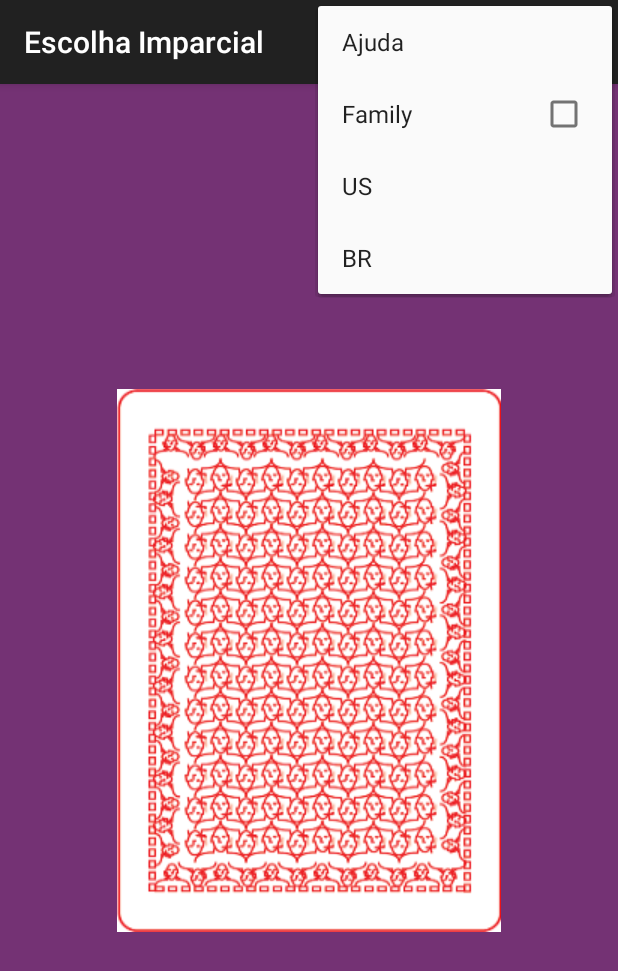
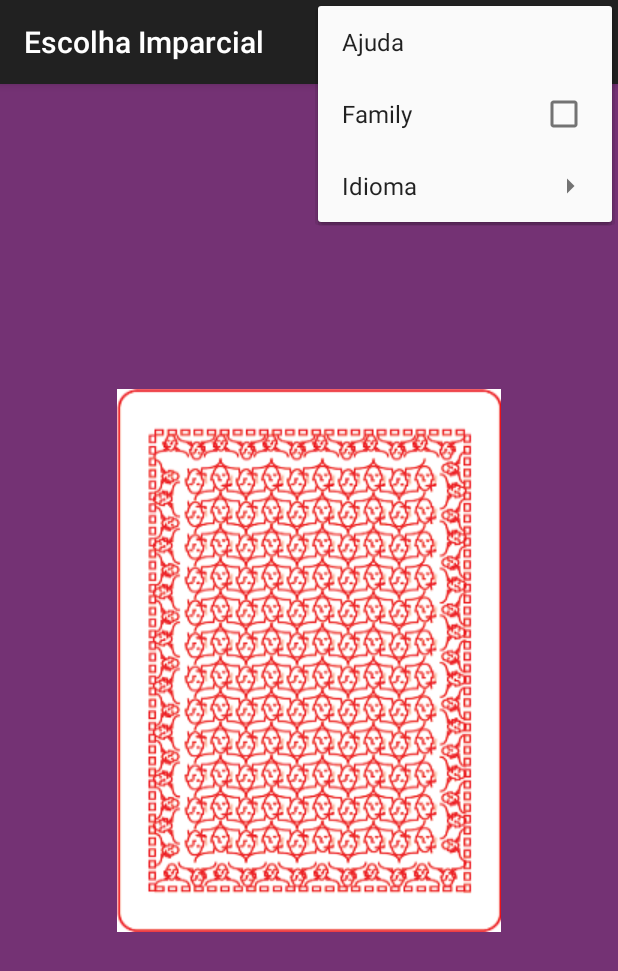
Before and after one commit to meijibr/EscolhaImparcial, an Android app: the screen it shows after launch (MainActivity), with the options menu open, on a phone screen of 412 x 824 dp. Shown: the top 971 px of the screen. Run offline under Robolectric (Android 15) with nearby library versions, the phone set to English and light mode, and no system bars; our stand-ins replace AdMob; libraries missing offline, so code that uses them is left out: com.wajahatkarim3.easyflipview; plain views replace EasyFlipView; 1 statement that could not run was skipped.

Commit message:
frances, ingles e duas string array

```diff
--- a/app/src/main/java/fnj/com/br/escolhaimparcial/MainActivity.java
+++ b/app/src/main/java/fnj/com/br/escolhaimparcial/MainActivity.java
@@ -11,6 +11,8 @@ import android.view.View;
 import android.widget.Button;
 import android.widget.ImageButton;
 import android.widget.TextView;
+import android.widget.Toast;
+
 import com.google.android.gms.ads.AdRequest;
 import com.google.android.gms.ads.AdView;
 import com.wajahatkarim3.easyflipview.EasyFlipView;
@@ -92,7 +94,8 @@ public class MainActivity extends AppCompatActivity {
                 } else {
                     rerollButtonImg.setBackground(getResources().getDrawable(R.drawable.verso_azul, this.getTheme()));
                 }
-
+            case R.id.help:
+                Toast.makeText(getApplicationContext(), getResources().getText(R.string.help),Toast.LENGTH_LONG).show();
 
                 break;
             default:
--- a/app/src/main/res/menu/main_menu.xml
+++ b/app/src/main/res/menu/main_menu.xml
@@ -14,15 +14,32 @@
         android:enabled="true"
         android:title="Family"
         android:visible="true" />
-    <group
-        android:enabled="true"
-        android:menuCategory="secondary"
-        android:visible="true">
-        <item
-            android:id="@+id/us"
-            android:title="US" />
-        <item
-            android:id="@+id/ptbr"
-            android:title="BR" />
-    </group>
+    <item android:title="@string/language">
+        <menu>
+            <group
+                android:id="@+id/language"
+                android:checkableBehavior="single">
+                <item
+                    android:id="@+id/PT"
+                    android:title="PT"/>
+                <item
+                    android:id="@+id/FR"
+                    android:title="FR"/>
+                <item
+                    android:id="@+id/EN"
+                    android:title="EN"/>
+                <item
+                    android:id="@+id/DE"
+                    android:title="De"/>
+                <item
+                    android:id="@+id/ES"
+                    android:title="ES"/>
+            </group>
+"
+
+
+        </menu>
+
+    </item>
+
 </menu>
--- a/app/src/main/res/values/strings.xml
+++ b/app/src/main/res/values/strings.xml
@@ -1,5 +1,7 @@
 <resources>
     <string name="app_name">Escolha Imparcial</string>
+    <string name="help">Essa é a mensagem de aujda, clique para sair</string>
+    <string name="language">Idioma</string>
     <string name="inicial">Clique no botão abaixo para fazer uma escolha!</string>
     <string-array name="not_family">
         <item>"Quem perdeu a virgindade mais velho"</item>
```
Also changed, not shown: 4 other files.
